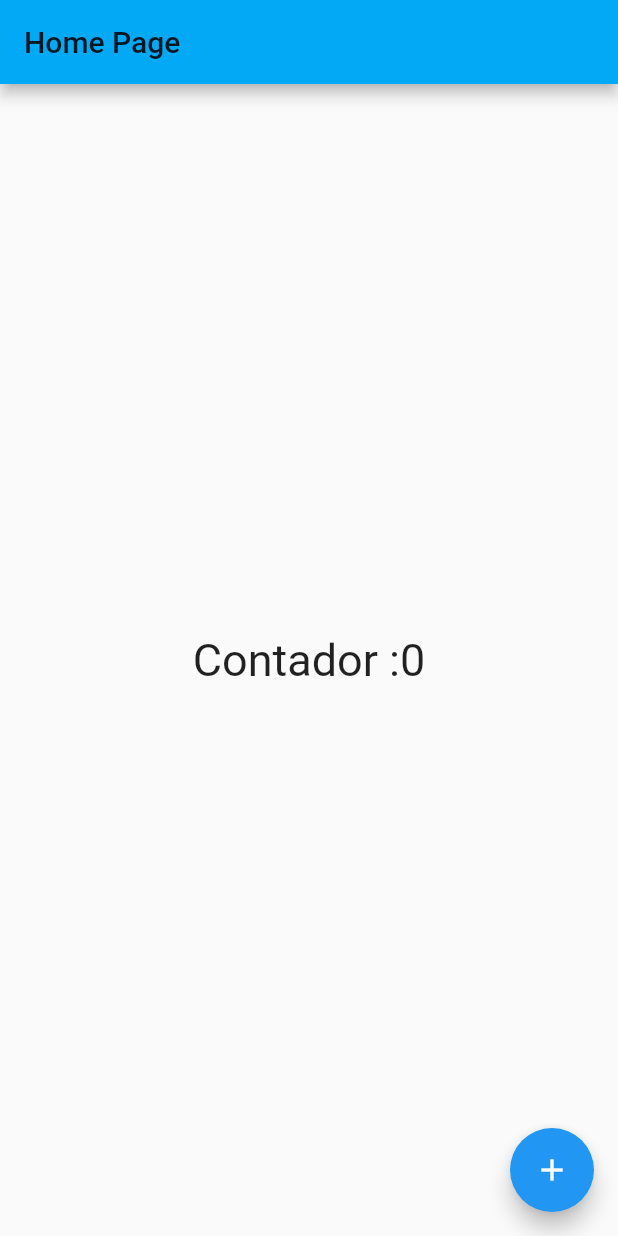
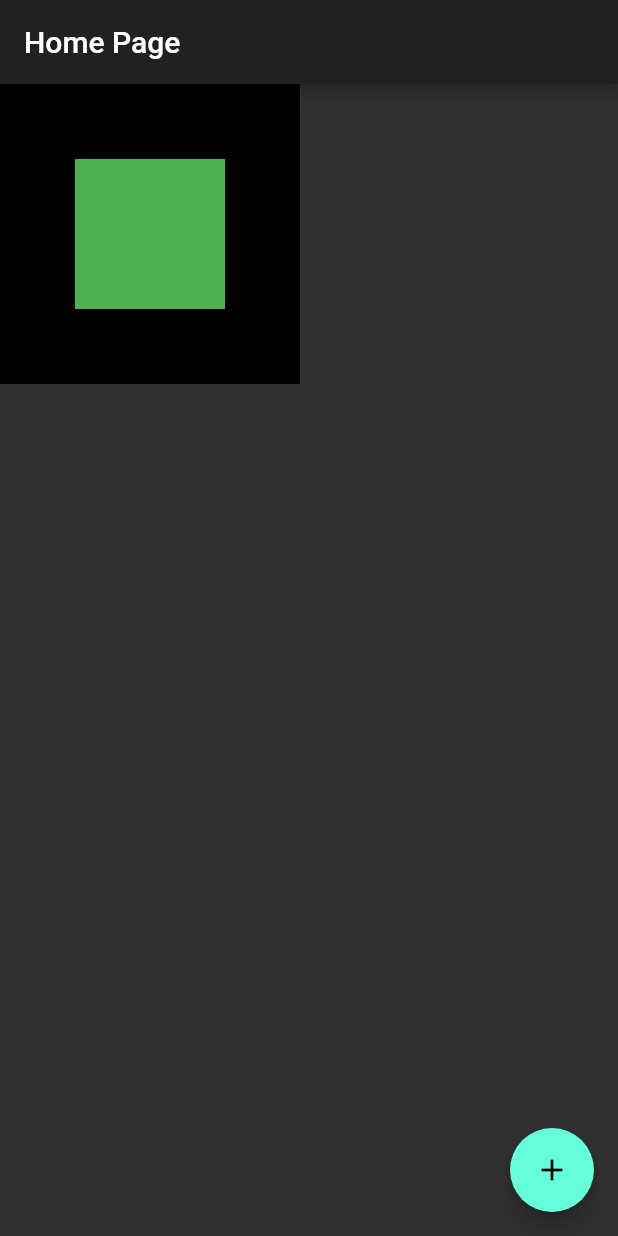
Before and after one commit to lucashpacheco/Curso-Flutter-Basico, a Flutter app: the screen it shows after launch, on a phone screen of 412 x 824 dp. Run offline on Flutter 3.47's test engine with Material 2 defaults, Android fonts, the phone set to English and light mode, and no system bars.

Commit message:
Introdução a renderização de tela

```diff
--- a/ola_mundo/lib/app_widget.dart
+++ b/ola_mundo/lib/app_widget.dart
@@ -6,7 +6,8 @@ class AppWidget extends StatelessWidget {
   @override
   Widget build(BuildContext context) {
     return MaterialApp(
-      theme: ThemeData(primaryColor: Colors.lightBlue),
+      theme: ThemeData(
+          primarySwatch: Colors.lightBlue, brightness: Brightness.dark),
       home: HomePage(),
     );
   }
--- a/ola_mundo/lib/home_page.dart
+++ b/ola_mundo/lib/home_page.dart
@@ -15,17 +15,17 @@ class HomePageState extends State<HomePage> {
       appBar: AppBar(
         title: Text('Home Page'),
       ),
-      body: Center(
-        child: GestureDetector(
-          child: Text(
-            'Contador :$counter',
-            style: TextStyle(fontSize: 30),
+      body: Container(
+        height: 200,
+        width: 200,
+        color: Colors.black,
+        child: Align(
+          alignment: Alignment.center,
+          child: Container(
+            height: 100,
+            width: 100,
+            color: Colors.green,
           ),
-          onTap: () {
-            setState(() {
-              counter++;
-            });
-          },
         ),
       ),
       floatingActionButton: FloatingActionButton(
```
